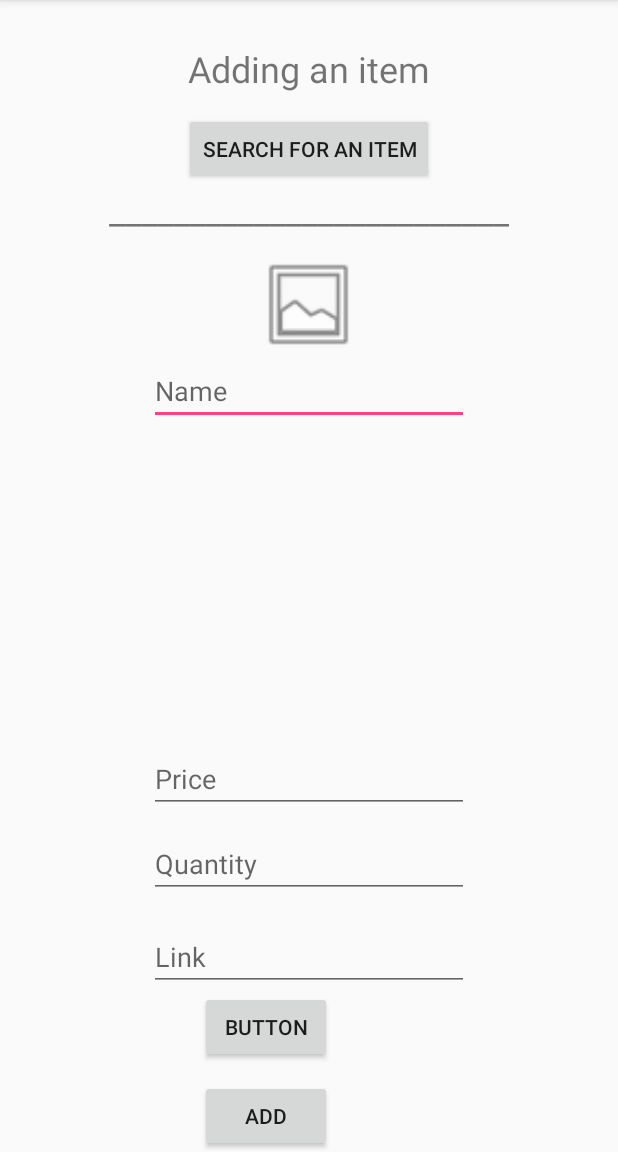
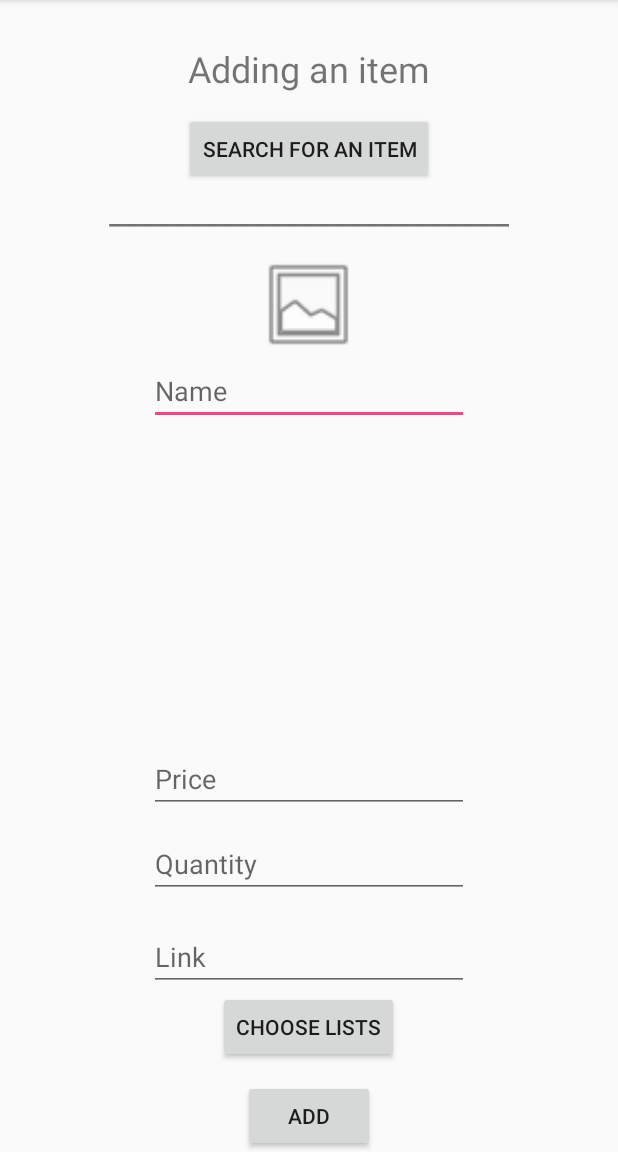
Before and after one commit to FatimahKB/Capstone, an Android app: the AddingItem screen opened directly, with no data from a screen before it, after a tap on "ADD", on a phone screen of 412 x 824 dp, the part 84-1236 px from its top. Run offline under Robolectric (Android 15) with nearby library versions, the phone set to English and light mode, and no system bars; our stand-ins replace Firebase (no records; nobody signed in at launch, a user with empty details on screens opened directly).

Commit message:
Multiple choice list + adding item updated

```diff
--- a/app/src/main/java/com/example/fatim/makeawish/AddingItem.java
+++ b/app/src/main/java/com/example/fatim/makeawish/AddingItem.java
@@ -33,13 +33,16 @@ public class AddingItem extends AppCompatActivity {
     Button choose;
     Button btn_addingItem_add_button;
     Button btn_addingItem_search_button;
+
     public DatabaseReference mDatabase;
-    long lastItemNumber;
     String [] listsname;
     String username1;
     boolean [] checkedLists;
     ArrayList<Integer> selectedLists= new ArrayList<>();
     ArrayList<String> lists = new ArrayList<>();
+    ArrayList<String> finallists = new ArrayList<>();
+    String nameList="";
+
     @Override
     protected void onCreate(Bundle savedInstanceState) {
         super.onCreate(savedInstanceState);
@@ -56,22 +59,22 @@ public class AddingItem extends AppCompatActivity {
         final DatabaseReference mDatabase = FirebaseDatabase.getInstance().getReference();
         FirebaseUser user = FirebaseAuth.getInstance().getCurrentUser();
         String username [] =user.getEmail().split("@");
-        listsname=getResources().getStringArray(R.array.listsname);
+//        listsname=getResources().getStringArray(R.array.listsname);
         SharedPreferences sharedPreferences= PreferenceManager.getDefaultSharedPreferences(this);
          username1=sharedPreferences.getString("username","");
-        Toast.makeText(AddingItem.this,"bye", Toast.LENGTH_SHORT).show();
 
-
-        mDatabase.child("Users").child(username1).child("Private").addValueEventListener( new ValueEventListener() {
+        mDatabase.child("Users").child(username1).child("Lists").child("Private").addValueEventListener( new ValueEventListener() {
             @Override
             public void onDataChange(DataSnapshot dataSnapshot) {
-                 lists = new ArrayList<>();
+                lists.add("Public");
                 for (DataSnapshot n : dataSnapshot.getChildren()) {
-                    lists.add(n.child("name").getValue().toString()+"");
-                    Toast.makeText(AddingItem.this,n.child("name").getValue().toString(), Toast.LENGTH_SHORT).show();
+                    lists.add(n.getKey());
+                }
+                listsname=new String[lists.size()];
+                listsname= lists.toArray(listsname);
+                checkedLists=new boolean [listsname.length];
+            }
 
-                }
-            }
                 // Get Post object and use the values to update the UI
 //                Toast.makeText(AddingItem.this,"here "+(mDatabase.child("Users").child(username1).child("Private").child("Birthday")), Toast.LENGTH_SHORT).show();
 //                for (DataSnapshot n : dataSnapshot.getChildren()) {
@@ -88,12 +91,13 @@ public class AddingItem extends AppCompatActivity {
             }
         });
 
-        checkedLists=new boolean [listsname.length];
-                    Toast.makeText(AddingItem.this,"I'm here"+lists.size(), Toast.LENGTH_SHORT).show();
+//                    Toast.makeText(AddingItem.this,"I'm here"+lists.size(), Toast.LENGTH_SHORT).show();
 
         choose.setOnClickListener(new View.OnClickListener() {
             @Override
             public void onClick(View v) {
+
+
                 AlertDialog.Builder mBuilder=new AlertDialog.Builder(AddingItem.this);
                 mBuilder.setTitle("Wishlists");
 
@@ -113,39 +117,42 @@ public class AddingItem extends AppCompatActivity {
                 mBuilder.setPositiveButton("choose", new DialogInterface.OnClickListener() {
                     @Override
                     public void onClick(DialogInterface dialog, int which) {
-                        String item="";
                         for(int i=0;i<selectedLists.size();i++){
-                            item= item + listsname[selectedLists.get(i)];
+                            finallists.add(listsname[selectedLists.get(i)]);
                         }
                     }
                 });
                 AlertDialog mDialog= mBuilder.create();
                 mDialog.show();
+
             }
         });
 
 
-        if(valid()){
-            Item item=new Item(name.getText().toString(), Integer.parseInt(quantity.getText().toString()), Double.parseDouble(price.getText().toString()),Double.parseDouble(price.getText().toString()));
+        btn_addingItem_add_button.setOnClickListener(new View.OnClickListener() {
+            @Override
+            public void onClick(View v) {
+                if(valid()) {
 
-//            mDatabase.child("Users").child(username[0]).child("Private").addListenerForSingleValueEvent(new ValueEventListener() {
-//                @Override
-//                public void onDataChange(DataSnapshot dataSnapshot) {
-//                    lastItemNumber=  dataSnapshot.getChildrenCount();
-////                    for (DataSnapshot snap: dataSnapshot.getChildren()) {
-////                        Log.e(snap.getKey(),snap.getChildrenCount() + "");
-////                    }
-//                }
-//
-//                @Override
-//                public void onCancelled(DatabaseError databaseError) {
-//
-//                }
-//            });
-//            mDatabase.child("Users").child(username[0]).child("Private").child("item"+lastItemNumber).setValue(item);
-
-
+                    for ( int i = 0; i < finallists.size(); i++) {
+                        nameList=finallists.get(i);
+                        mDatabase.child("Users").child(username1).child("Lists").child("Private").child(nameList).addValueEventListener(new ValueEventListener() {
+                            @Override
+                            public void onDataChange(DataSnapshot dataSnapshot) {
+                                Item item = new Item(name.getText().toString(), Integer.parseInt(quantity.getText().toString()), Double.parseDouble(price.getText().toString()), Double.parseDouble(price.getText().toString()));
+                                mDatabase.child("Users").child(username1).child("Lists").child("Private").child(nameList).child("item"+dataSnapshot.getChildrenCount()).setValue(item);
+                            }
+                            @Override
+                            public void onCancelled(DatabaseError databaseError) {
+                                // Getting Post failed, log a message
+                                Log.w(null, "loadPost:onCancelled", databaseError.toException());
+                                // ...
+                            }
+                        });
+                    }
+                }
         }
+        });
 
 
 
@@ -156,18 +163,18 @@ public class AddingItem extends AppCompatActivity {
             }
         });
 
-        btn_addingItem_add_button.setOnClickListener(new View.OnClickListener() {
-            @Override
-            public void onClick(View v) {
-                //NOTE: navigate to public/private correctly
-                startActivity(new Intent(AddingItem.this,user_wishlist.class));
-
-            }
-        });
+//        btn_addingItem_add_button.setOnClickListener(new View.OnClickListener() {
+//            @Override
+//            public void onClick(View v) {
+//                //NOTE: navigate to public/private correctly
+//                startActivity(new Intent(AddingItem.this,user_wishlist.class));
+//
+//            }
+//        });
     }
     public boolean valid() {
         if (name.getText().toString().isEmpty() || quantity.getText().toString().isEmpty() || price.getText().toString().isEmpty() ) {
-           // Toast.makeText(this, "Please fill all the required fields", Toast.LENGTH_SHORT).show();
+            Toast.makeText(this, "Please fill all the required fields", Toast.LENGTH_SHORT).show();
             return false;
         }
         else{
--- a/app/src/main/res/layout/activity_adding_item.xml
+++ b/app/src/main/res/layout/activity_adding_item.xml
@@ -99,19 +99,16 @@
         android:layout_width="wrap_content"
         android:layout_height="wrap_content"
         android:layout_alignParentBottom="true"
-        android:layout_alignParentStart="true"
-        android:layout_marginStart="133dp"
-        android:text="Add"
-        android:layout_alignParentLeft="true"
-        android:layout_marginLeft="133dp" />
+        android:layout_centerHorizontal="true"
+        android:text="Add" />
 
     <Button
         android:id="@+id/addingItem_choose_button"
         android:layout_width="wrap_content"
         android:layout_height="wrap_content"
-        android:layout_alignStart="@+id/addingItem_add_button"
         android:layout_below="@+id/addingItem_link_editText"
+        android:layout_centerHorizontal="true"
         android:layout_marginTop="-107dp"
-        android:text="Button" />
+        android:text="Choose lists" />
 
 </RelativeLayout>
```
